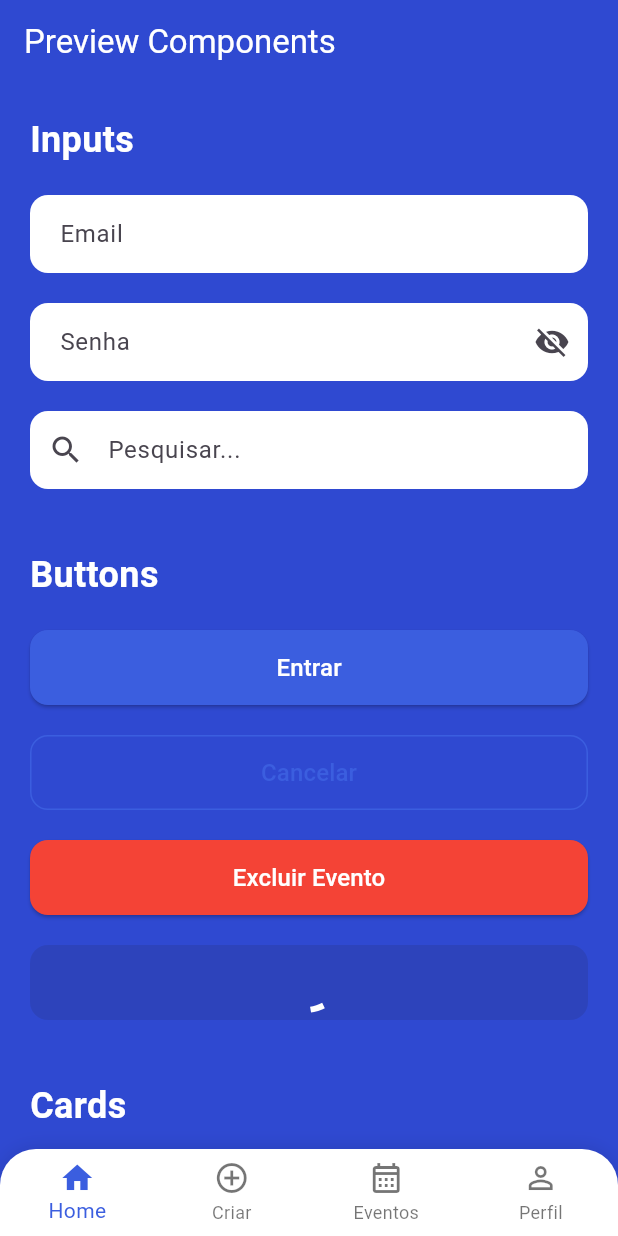
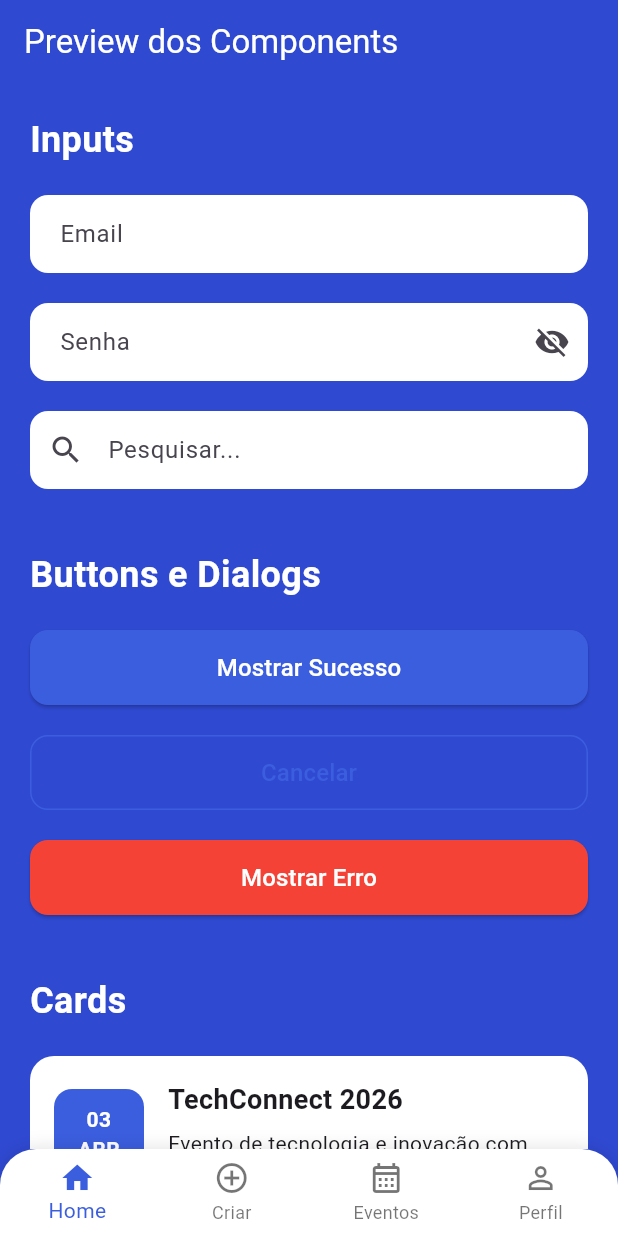
Before and after one commit to luiz2701/campus_guide, a Flutter app: the screen it shows after launch, on a phone screen of 412 x 824 dp. Run offline on Flutter 3.47's test engine with Material 3 defaults, Android fonts, the phone set to English and light mode, and no system bars.

Commit message:
feat: feito modals de sucesso e erro e colocado para teste na main

```diff
--- a/lib/main.dart
+++ b/lib/main.dart
@@ -12,6 +12,9 @@ import 'components/cards/event_card.dart';
 import 'components/cards/event_details_card.dart';
 
 import 'components/navigation/bottom_nav_bar.dart';
+
+import 'components/dialogs/success_dialog.dart';
+import 'components/dialogs/error_dialog.dart';
 
 void main() {
   runApp(const MyApp());
@@ -49,7 +52,7 @@ class _ComponentsPreviewPageState extends State<ComponentsPreviewPage> {
       backgroundColor: const Color(0xFF2F49D1),
 
       appBar: AppBar(
-        title: const Text("Preview Components"),
+        title: const Text("Preview dos Components"),
         backgroundColor: const Color(0xFF2F49D1),
         foregroundColor: Colors.white,
         elevation: 0,
@@ -96,9 +99,9 @@ class _ComponentsPreviewPageState extends State<ComponentsPreviewPage> {
 
             const SizedBox(height: 40),
 
-            // ================= BUTTONS =================
+            // ================= BUTTONS/DIALOGS =================
             const Text(
-              "Buttons",
+              "Buttons e Dialogs",
               style: TextStyle(
                 color: Colors.white,
                 fontSize: 24,
@@ -108,7 +111,19 @@ class _ComponentsPreviewPageState extends State<ComponentsPreviewPage> {
 
             const SizedBox(height: 20),
 
-            PrimaryButton(text: "Entrar", onPressed: () {}),
+            PrimaryButton(
+              text: "Mostrar Sucesso",
+
+              onPressed: () {
+                SuccessDialog.show(
+                  context,
+
+                  title: "Inscrição realizada",
+
+                  message: "Você foi inscrito com sucesso no evento.",
+                );
+              },
+            ),
 
             const SizedBox(height: 20),
 
@@ -116,14 +131,18 @@ class _ComponentsPreviewPageState extends State<ComponentsPreviewPage> {
 
             const SizedBox(height: 20),
 
-            DangerButton(text: "Excluir Evento", onPressed: () {}),
+            DangerButton(
+              text: "Mostrar Erro",
 
-            const SizedBox(height: 20),
+              onPressed: () {
+                ErrorDialog.show(
+                  context,
 
-            PrimaryButton(
-              text: "Carregando...",
-              loading: true,
-              onPressed: () {},
+                  title: "Erro",
+
+                  message: "Não foi possível realizar a operação.",
+                );
+              },
             ),
 
             const SizedBox(height: 40),
@@ -170,6 +189,7 @@ class _ComponentsPreviewPageState extends State<ComponentsPreviewPage> {
             ),
 
             const SizedBox(height: 40),
+
           ],
         ),
       ),
```
Also changed, not shown: lib/components/dialogs/error_dialog.dart (added, +62 -0 lines), lib/components/dialogs/success_dialog.dart (added, +62 -0 lines).
